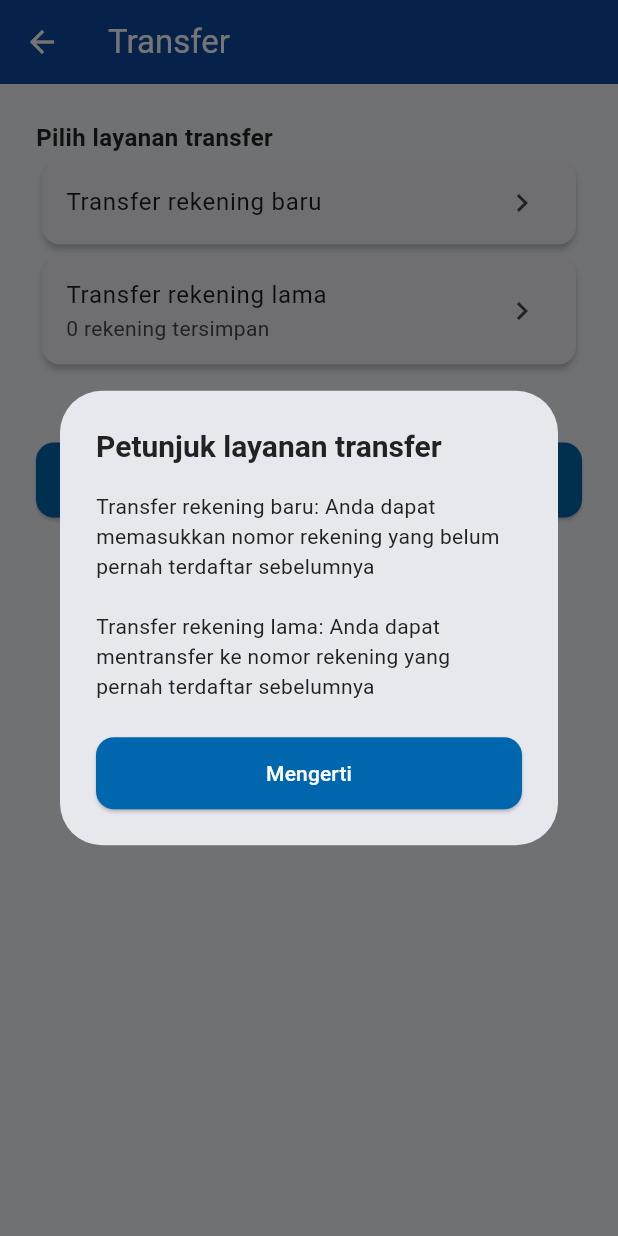
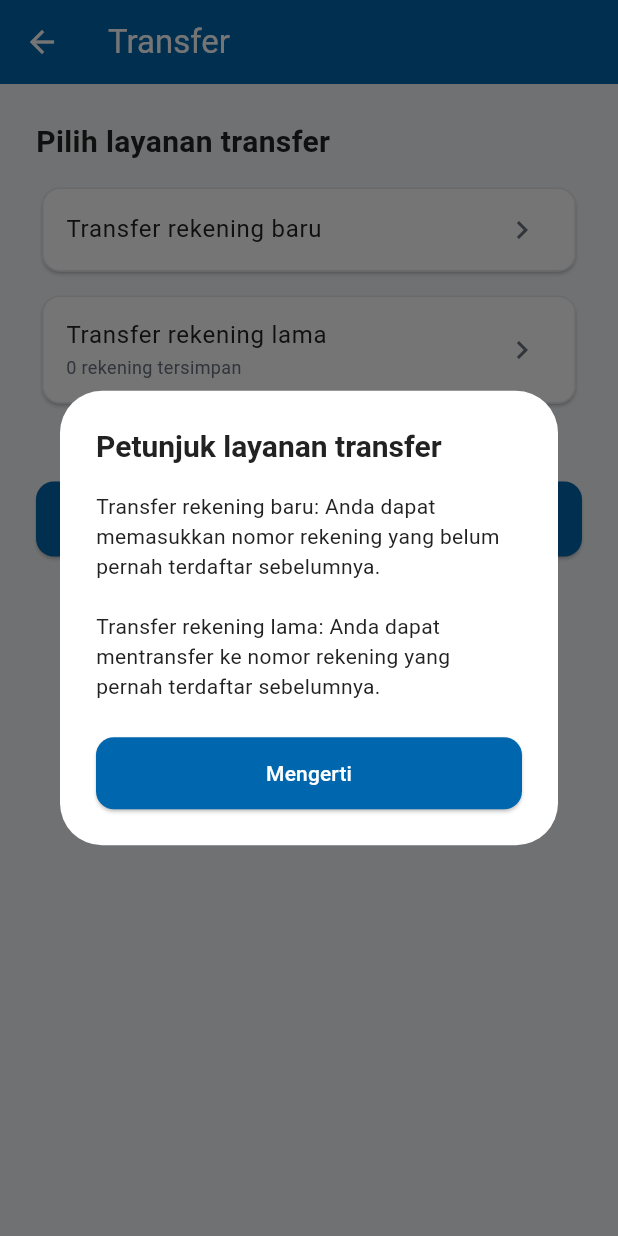
Before and after one commit to yhsptraa/mobile-banking-flutter, a Flutter app: the TransferScreen screen opened directly, after a tap on "Bantuan", on a phone screen of 412 x 824 dp. Run offline on Flutter 3.47's test engine with Material 3 defaults, Android fonts, the phone set to English and light mode, and no system bars; our stand-ins replace drift, drift_flutter, flutter_riverpod, image_picker; missing offline and left inert: mobile_scanner; accounts and stored records are empty; generated files the repository leaves out were written again.

Commit message:
style: change style for transfer screens and widgets

```diff
--- a/lib/features/transfer/screens/transfer_screen.dart
+++ b/lib/features/transfer/screens/transfer_screen.dart
@@ -1,9 +1,11 @@
 import 'package:flutter/material.dart';
 import 'package:flutter_riverpod/flutter_riverpod.dart';
 
+import '../../../core/theme/app_colors.dart';
+import '../../../core/theme/app_text_styles.dart';
 import '../../../core/widgets/app_button.dart';
+import '../../transfer/screens/input_nominal_screen.dart';
 import '../../transfer/screens/input_rekening_screen.dart';
-import '../../transfer/screens/input_nominal_screen.dart';
 
 class TransferScreen extends ConsumerStatefulWidget {
   const TransferScreen({super.key});
@@ -28,7 +30,10 @@ class _TransferScreenState extends ConsumerState<TransferScreen> {
 
       if (!mounted) return;
       ScaffoldMessenger.of(context).showSnackBar(
-        const SnackBar(content: Text('Rekening berhasil disimpan')),
+        const SnackBar(
+          content: Text('Rekening berhasil disimpan'),
+          backgroundColor: AppColors.success,
+        ),
       );
     }
   }
@@ -36,32 +41,48 @@ class _TransferScreenState extends ConsumerState<TransferScreen> {
   @override
   Widget build(BuildContext context) {
     return Scaffold(
+      backgroundColor: AppColors.background,
       appBar: AppBar(
-        title: const Text('Transfer'),
-        backgroundColor: Colors.blue[900],
-        foregroundColor: Colors.white,
+        title: const Text('Transfer', style: TextStyle(color: AppColors.textWhite)),
+        backgroundColor: AppColors.primary,
+        foregroundColor: AppColors.textWhite,
       ),
       body: ListView(
         padding: const EdgeInsets.all(24.0),
         children: [
           const Text(
             'Pilih layanan transfer',
-            style: TextStyle(fontSize: 16, fontWeight: FontWeight.bold),
+            style: AppTextStyles.heading3,
           ),
+          const SizedBox(height: 12),
           Card(
-            elevation: 2,
+            elevation: 1,
+            color: AppColors.surface,
+            shape: RoundedRectangleBorder(
+              borderRadius: BorderRadius.circular(12),
+              side: const BorderSide(color: AppColors.border),
+            ),
             child: ListTile(
-              title: const Text('Transfer rekening baru'),
-              trailing: const Icon(Icons.chevron_right),
+              title: const Text('Transfer rekening baru', style: AppTextStyles.bodyLarge),
+              trailing: const Icon(Icons.chevron_right, color: AppColors.textSecondary),
               onTap: _navigateToInputRekening,
             ),
           ),
+          const SizedBox(height: 8),
           Card(
-            elevation: 2,
+            elevation: 1,
+            color: AppColors.surface,
+            shape: RoundedRectangleBorder(
+              borderRadius: BorderRadius.circular(12),
+              side: const BorderSide(color: AppColors.border),
+            ),
             child: ListTile(
-              title: const Text('Transfer rekening lama'),
-              subtitle: Text('${_savedAccounts.length} rekening tersimpan'),
-              trailing: const Icon(Icons.chevron_right),
+              title: const Text('Transfer rekening lama', style: AppTextStyles.bodyLarge),
+              subtitle: Text(
+                '${_savedAccounts.length} rekening tersimpan',
+                style: AppTextStyles.bodySmall,
+              ),
+              trailing: const Icon(Icons.chevron_right, color: AppColors.textSecondary),
               onTap: () {
                 if (_savedAccounts.isNotEmpty) {
                   Navigator.push(
@@ -78,6 +99,7 @@ class _TransferScreenState extends ConsumerState<TransferScreen> {
                       content: Text(
                         'Belum ada rekening tersimpan, tambahkan rekening baru terlebih dahulu',
                       ),
+                      backgroundColor: AppColors.warning,
                     ),
                   );
                 }
@@ -94,10 +116,12 @@ class _TransferScreenState extends ConsumerState<TransferScreen> {
                 showDialog(
                   context: context,
                   builder: (context) => AlertDialog(
-                    title: const Text('Petunjuk layanan transfer'),
+                    backgroundColor: AppColors.surface,
+                    title: const Text('Petunjuk layanan transfer', style: AppTextStyles.heading3),
                     content: const Text(
-                      'Transfer rekening baru: Anda dapat memasukkan nomor rekening yang belum pernah terdaftar sebelumnya\n\n'
-                      'Transfer rekening lama: Anda dapat mentransfer ke nomor rekening yang pernah terdaftar sebelumnya',
+                      'Transfer rekening baru: Anda dapat memasukkan nomor rekening yang belum pernah terdaftar sebelumnya.\n\n'
+                      'Transfer rekening lama: Anda dapat mentransfer ke nomor rekening yang pernah terdaftar sebelumnya.',
+                      style: AppTextStyles.bodyMedium,
                     ),
                     actions: [
                       AppButton(
--- a/lib/features/transfer/widgets/confirm_button_nominal.dart
+++ b/lib/features/transfer/widgets/confirm_button_nominal.dart
@@ -1,5 +1,6 @@
 import 'package:flutter/material.dart';
 import 'package:flutter_riverpod/flutter_riverpod.dart';
+import '../../../core/theme/app_colors.dart';
 import '../../../core/widgets/app_button.dart';
 
 class ConfirmButtonNominal extends ConsumerWidget {
@@ -20,7 +21,7 @@ class ConfirmButtonNominal extends ConsumerWidget {
       ScaffoldMessenger.of(context).showSnackBar(
         const SnackBar(
           content: Text('Nominal transfer wajib diisi'),
-          backgroundColor: Colors.red,
+          backgroundColor: AppColors.error,
         ),
       );
       return;
@@ -29,7 +30,7 @@ class ConfirmButtonNominal extends ConsumerWidget {
       ScaffoldMessenger.of(context).showSnackBar(
         const SnackBar(
           content: Text('Nominal transfer minimal Rp 10.000'),
-          backgroundColor: Colors.red,
+          backgroundColor: AppColors.error,
         ),
       );
       return;
```
Also changed, not shown: lib/features/transfer/screens/input_nominal_screen.dart (+27 -20 lines), lib/features/transfer/screens/input_rekening_screen.dart (+8 -3 lines), lib/features/transfer/widgets/confirm_button_rekening.dart (+14 -8 lines), lib/features/transfer/widgets/template_nominal.dart (+11 -2 lines).
